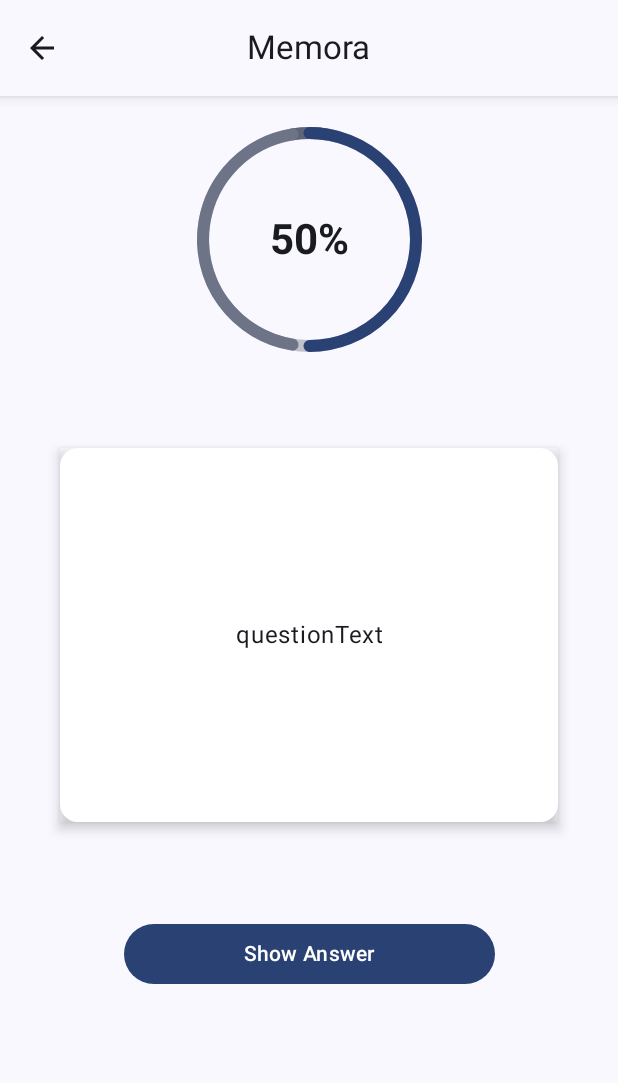
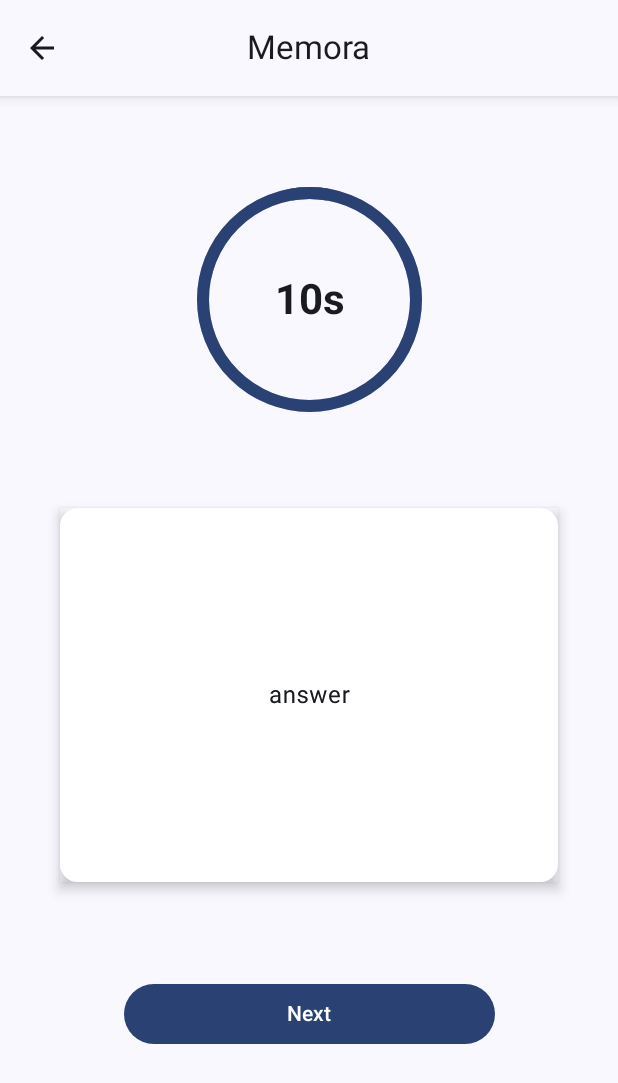
Before and after one commit to Denkata-Iliev/FlashCardsApp, an Android app built with Jetpack Compose: the TimedStudyScreen screen opened through its navigation route, after a tap on "Show Answer", on a phone screen of 412 x 824 dp. Shown: the top 1083 px of the screen. Run offline under Robolectric (Android 15) with nearby library versions, the phone set to English and light mode, and no system bars; our stand-ins replace Room's generated code; 1 other tap on this screen came first.

Commit message:
Make working countdown timer for TimedStudyScreen

```diff
--- a/app/src/main/java/com/example/flashcardsapp/ui/study/TimedStudyScreen.kt
+++ b/app/src/main/java/com/example/flashcardsapp/ui/study/TimedStudyScreen.kt
@@ -1,5 +1,6 @@
 package com.example.flashcardsapp.ui.study
 
+import androidx.compose.animation.Crossfade
 import androidx.compose.foundation.clickable
 import androidx.compose.foundation.layout.Arrangement
 import androidx.compose.foundation.layout.Box
@@ -24,6 +25,11 @@ import androidx.compose.material3.ProgressIndicatorDefaults
 import androidx.compose.material3.Scaffold
 import androidx.compose.material3.Text
 import androidx.compose.runtime.Composable
+import androidx.compose.runtime.LaunchedEffect
+import androidx.compose.runtime.getValue
+import androidx.compose.runtime.mutableStateOf
+import androidx.compose.runtime.remember
+import androidx.compose.runtime.setValue
 import androidx.compose.ui.Alignment
 import androidx.compose.ui.Modifier
 import androidx.compose.ui.draw.shadow
@@ -38,7 +44,7 @@ import androidx.compose.ui.unit.dp
 import androidx.lifecycle.viewmodel.compose.viewModel
 import com.example.flashcardsapp.R
 import com.example.flashcardsapp.ui.CustomFactories
-import com.example.flashcardsapp.ui.theme.FlashCardsAppTheme
+import kotlinx.coroutines.delay
 
 @OptIn(ExperimentalMaterial3Api::class)
 @Composable
@@ -49,6 +55,9 @@ fun TimedStudyScreen(
         factory = CustomFactories.timedStudyFactory(deckId)
     )
 ) {
+    val seconds by viewModel.seconds
+    val progress by viewModel.progress
+
     Scaffold(
         topBar = {
             CenterAlignedTopAppBar(
@@ -68,6 +77,26 @@ fun TimedStudyScreen(
             )
         }
     ) { padding ->
+        var hasStarted by remember { mutableStateOf(false) }
+
+        var answerShown by remember { mutableStateOf(false) }
+        var state by remember { mutableStateOf(CardFace.Front) }
+        var shouldChangeCard by remember { mutableStateOf(false) }
+
+        Crossfade(hasStarted) { currentState ->
+            if (!currentState) {
+                Box(
+                    contentAlignment = Alignment.Center,
+                    modifier = Modifier.fillMaxSize()
+                ) {
+                    Button(onClick = { hasStarted = true }) {
+                        Text(text = "Start")
+                    }
+                }
+
+                return@Crossfade
+            }
+
             Column(
                 verticalArrangement = Arrangement.Center,
                 horizontalAlignment = Alignment.CenterHorizontally,
@@ -75,13 +104,20 @@ fun TimedStudyScreen(
                     .fillMaxSize()
                     .padding(
                         top = 0.dp,
-                    bottom = padding.calculateBottomPadding().plus(80.dp),
+                        bottom = padding.calculateBottomPadding(),
                         start = padding.calculateLeftPadding(LayoutDirection.Ltr),
                         end = padding.calculateLeftPadding(LayoutDirection.Ltr),
                     ),
             ) {
+                LaunchedEffect(answerShown) {
+                    if (!answerShown) {
+                        viewModel.startTimer()
+                    }
+                }
+
                 CountdownTimer(
-                progress = .5f,
+                    remainingSeconds = seconds / 1000L,
+                    progress = progress,
                     strokeWidth = 8.dp,
                     modifier = Modifier.size(150.dp),
                 )
@@ -89,11 +125,13 @@ fun TimedStudyScreen(
                 Spacer(modifier = Modifier.height(24.dp))
 
                 FlipCard(
-                cardFace = CardFace.Front,
-                axis = RotationAxis.AxisX,
-                back = { /* Back Content */ },
+                    cardFace = state,
+                    axis = RotationAxis.AxisY,
+                    back = {
+                        CardText(text = "answer")
+                    },
                     front = {
-                    CardText(text = "questionText")
+                        CardText(text = "question")
                     },
                     modifier = Modifier
                         .fillMaxWidth()
@@ -103,13 +141,52 @@ fun TimedStudyScreen(
 
                 Spacer(modifier = Modifier.height(24.dp))
 
-            Button(
-                onClick = { },
-                modifier = Modifier.fillMaxWidth(0.6f)
-            ) {
-                Text(stringResource(R.string.show_answer))
+                if (answerShown) {
+                    TimedStudyButton(
+                        text = "Next",
+                        onClick = {
+                            viewModel.stopTimer()
+
+                            state = state.next
+                            shouldChangeCard = true
+                            answerShown = false
+                        },
+                    )
+                } else {
+                    TimedStudyButton(
+                        text = stringResource(R.string.show_answer),
+                        onClick = {
+                            viewModel.stopTimer()
+
+                            state = state.next
+                            answerShown = true
+                        },
+                    )
+                }
+
+                LaunchedEffect(state) {
+                    if (state == CardFace.Front && shouldChangeCard) {
+                        delay(100)
+//                    viewModel.removeCardFromSession(card!!)
+//                    card = uiState.cards.randomOrNull()
                     }
                 }
+            }
+        }
+    }
+}
+
+@Composable
+fun TimedStudyButton(
+    text: String,
+    onClick: () -> Unit,
+    modifier: Modifier = Modifier
+) {
+    Button(
+        onClick = onClick,
+        modifier = modifier.fillMaxWidth(0.6f)
+    ) {
+        Text(text = text)
     }
 }
 
@@ -117,6 +194,7 @@ fun TimedStudyScreen(
 fun CountdownTimer(
     progress: Float,
     modifier: Modifier = Modifier,
+    remainingSeconds: Long = 10L,
     foregroundColor: Color = MaterialTheme.colorScheme.primary,
     backgroundColor: Color = MaterialTheme.colorScheme.secondary.copy(alpha = 0.3f),
     strokeWidth: Dp = ProgressIndicatorDefaults.CircularStrokeWidth,
@@ -142,78 +220,9 @@ fun CountdownTimer(
         )
 
         Text(
-            text = "${(progress * 100).toInt()}%",
+            text = "${remainingSeconds}s",
             style = MaterialTheme.typography.headlineMedium,
             fontWeight = FontWeight.Bold
         )
     }
 }
-
-@OptIn(ExperimentalMaterial3Api::class)
-@Preview
-@Composable
-private fun t() {
-    Scaffold(
-        topBar = {
-            CenterAlignedTopAppBar(
-                title = { Text(text = stringResource(R.string.app_name)) },
-                navigationIcon = {
-                    IconButton(
-                        onClick = {  }
-                    ) {
-                        Icon(
-                            imageVector = Icons.AutoMirrored.Filled.ArrowBack,
-                            contentDescription = stringResource(R.string.back_arrow),
-                            Modifier.clickable {  }
-                        )
-                    }
-                },
-                modifier = Modifier.shadow(elevation = dimensionResource(R.dimen.top_app_bar_elevation))
-            )
-        }
-    ) { padding ->
-        Column(
-            verticalArrangement = Arrangement.Center,
-            horizontalAlignment = Alignment.CenterHorizontally,
-            modifier = Modifier
-                .fillMaxSize()
-                .padding(
-                    top = 0.dp,
-                    bottom = padding.calculateBottomPadding().plus(80.dp),
-                    start = padding.calculateLeftPadding(LayoutDirection.Ltr),
-                    end = padding.calculateLeftPadding(LayoutDirection.Ltr),
-                ),
-        ) {
-            CountdownTimer(
-                progress = .5f,
-                strokeWidth = 8.dp,
-                modifier = Modifier.size(150.dp),
-            )
-
-            Spacer(modifier = Modifier.height(24.dp))
-
-            FlipCard(
-                cardFace = CardFace.Front,
-                axis = RotationAxis.AxisX,
-                back = { /* Back Content */ },
-                front = {
-                    CardText(text = "questionText")
-                },
-                modifier = Modifier
-                    .fillMaxWidth()
-                    .aspectRatio(1.25f)
-                    .padding(8.dp)
-            )
-
-            Spacer(modifier = Modifier.height(24.dp))
-
-            Button(
-                onClick = { },
-                modifier = Modifier.fillMaxWidth(0.6f)
-            ) {
-                Text(stringResource(R.string.show_answer))
-            }
-        }
-    }
-
-}
--- a/app/src/main/java/com/example/flashcardsapp/ui/study/TimedStudyViewModel.kt
+++ b/app/src/main/java/com/example/flashcardsapp/ui/study/TimedStudyViewModel.kt
@@ -1,10 +1,40 @@
 package com.example.flashcardsapp.ui.study
 
+import android.os.CountDownTimer
+import androidx.compose.runtime.mutableFloatStateOf
+import androidx.compose.runtime.mutableLongStateOf
 import androidx.lifecycle.ViewModel
 import com.example.flashcardsapp.data.repository.CardRepository
+import java.util.concurrent.TimeUnit
 
 class TimedStudyViewModel(
     private val deckId: Int,
     private val cardRepository: CardRepository
 ) : ViewModel() {
+    var progress = mutableFloatStateOf(1f)
+        private set
+
+    var seconds = mutableLongStateOf(TimeUnit.SECONDS.toMillis(10))
+        private set
+
+    private val countDownTimer: CountDownTimer = object : CountDownTimer(seconds.longValue, 50L) {
+        override fun onTick(timeLeft: Long) {
+            seconds.longValue = timeLeft
+            progress.floatValue = timeLeft.toFloat() / 10_000f
+        }
+
+        override fun onFinish() {
+            progress.floatValue = 0f
+        }
+    }
+
+    fun startTimer() {
+        countDownTimer.start()
+    }
+
+    fun stopTimer() {
+        progress.floatValue = 1f
+        countDownTimer.cancel()
+        seconds.longValue = TimeUnit.SECONDS.toMillis(10)
+    }
 }
```
Lines whose indentation alone changed are shown as unchanged.
